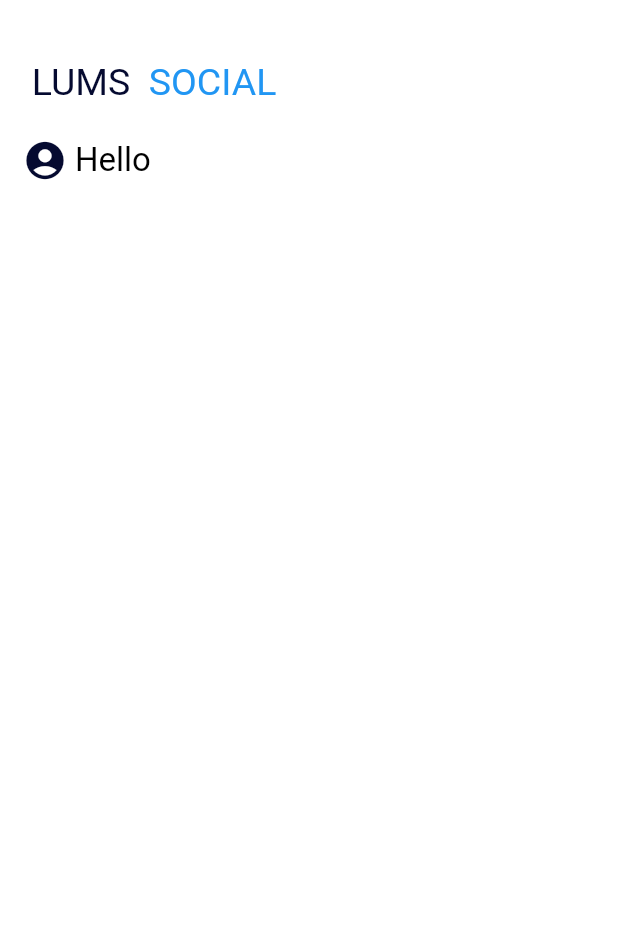
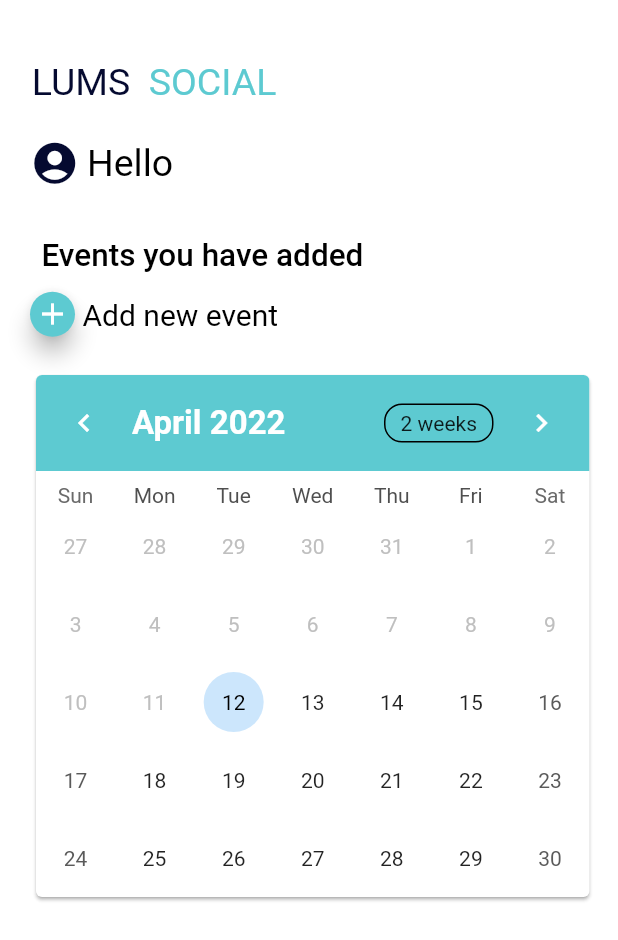
Before and after one commit to meh-noor/LUMS-Social, a Flutter app: the admin screen opened directly, on a phone screen of 412 x 824 dp. Shown: the top 940 px of the screen. Run offline on Flutter 3.47's test engine with Material 2 defaults, Android fonts, the phone set to English and light mode, and no system bars; drawn by our look-alikes of table_calendar; our stand-ins replace cloud_firestore, firebase_auth, firebase_core, firebase_storage, flutter_form_builder, image_picker; accounts and stored records are empty; Roboto replaces fonts that are missing (Poppins).

Commit message:
working on admin dashboard

```diff
--- a/lib/screens/Admin/adminDashboard.dart
+++ b/lib/screens/Admin/adminDashboard.dart
@@ -1,6 +1,8 @@
 import 'package:flutter/material.dart';
+import 'package:table_calendar/table_calendar.dart';
 import 'package:lums_social_app2/services/auth.dart';
 import 'package:lums_social_app2/widget/button_widget.dart';
+import 'package:lums_social_app2/screens/Admin/addEvent.dart';
 // import 'package:lums_social_app2/widget/email_field_widget.dart';
 // import 'package:lums_social_app2/widget/password_field_widget.dart';
 
@@ -10,6 +12,7 @@ class admin extends StatefulWidget {
 }
 
 class _adminState extends State<admin> {
+  // CalendarController _calendarController = CalendarController();
   @override
   Widget build(BuildContext context) {
     return Scaffold(
@@ -25,9 +28,25 @@ class _adminState extends State<admin> {
                 )),
             Padding(
               padding: const EdgeInsets.only(
-                  left: 15.0, right: 15.0, bottom: 10.0, top: 10.0),
+                  left: 20.0, right: 15.0, bottom: 10.0, top: 10.0),
               child: greetingRow(),
             ),
+            const SizedBox(height: 20),
+            Align(
+              alignment: Alignment(-0.72, -0.1),
+              child: addedEvents(),
+            ),
+            Padding(
+              padding: const EdgeInsets.only(
+                  left: 20.0, right: 15.0, bottom: 10.0, top: 10.0),
+              child: addButton(context),
+            ),
+            Padding(
+              padding: const EdgeInsets.only(
+                  left: 20.0, right: 15.0, bottom: 10.0, top: 10.0),
+              child: viewCalender(),
+            ),
+            // addedEvents(),
           ],
         ));
   }
@@ -47,7 +66,7 @@ Widget mainText() => RichText(
             text: ' SOCIAL ',
             style: TextStyle(
               fontFamily: 'Poppins',
-              color: Colors.blue,
+              color: Color(0xFF5DCAD1),
               fontSize: 25,
             ),
             // child: Align(
@@ -57,7 +76,7 @@ Widget mainText() => RichText(
 
 Widget greetingRow() => Row(
       children: [
-        Icon(Icons.account_circle_rounded, size: 30, color: Color(0xFF050A30)),
+        Icon(Icons.account_circle_rounded, size: 33, color: Color(0xFF050A30)),
         Padding(
             padding: EdgeInsets.all(5.0),
             child: Text(
@@ -65,9 +84,105 @@ Widget greetingRow() => Row(
               style: TextStyle(
                 fontFamily: 'Poppins',
                 color: Colors.black,
-                fontSize: 22,
+                fontSize: 25,
                 // padding: const EdgeInsets.all(15.0),
               ),
             )),
       ],
     );
+
+Widget addedEvents() => Text(
+      'Events you have added',
+      style: TextStyle(
+          fontFamily: 'Poppins',
+          color: Colors.black,
+          fontSize: 21,
+          fontWeight: FontWeight.w500
+          // padding: const EdgeInsets.all(15.0),
+          ),
+    );
+
+// Widget listEvents(context) => Container(
+//       padding: EdgeInsets.symmetric(horizontal: 16.0, vertical: 24.0),
+//       height: MediaQuery.of(context).size.height * 0.35,
+//       child: ListView.builder(
+//           scrollDirection: Axis.horizontal,
+//           itemCount: numbers.length,
+//           itemBuilder: (context, index) {
+//             return Container(
+//               width: MediaQuery.of(context).size.width * 0.6,
+//               child: Card(
+//                 color: Colors.blue,
+//                 child: Container(
+//                   child: Center(
+//                       child: Text(
+//                     numbers[index].toString(),
+//                     style: TextStyle(color: Colors.white, fontSize: 36.0),
+//                   )),
+//                 ),
+//               ),
+//             );
+//           }),
+//     );
+
+Widget addButton(context) => Row(
+      children: [
+        Container(
+            height: 30.0,
+            width: 30.0,
+            child: FloatingActionButton(
+                backgroundColor: Color(0xFF5DCAD1),
+                child: Icon(Icons.add),
+                onPressed: () async {
+                  Navigator.push(
+                    context,
+                    MaterialPageRoute(builder: (context) => AddEvent()),
+                  );
+                })),
+        Padding(
+            padding: EdgeInsets.all(5.0),
+            child: Text(
+              'Add new event',
+              style: TextStyle(
+                fontFamily: 'Poppins',
+                color: Colors.black,
+                fontSize: 20,
+                // padding: const EdgeInsets.all(15.0),
+              ),
+            )),
+      ],
+    );
+
+Widget viewCalender() => Card(
+    clipBehavior: Clip.antiAlias,
+    shadowColor: Colors.grey,
+    child: TableCalendar(
+      firstDay: DateTime.utc(2022, 4, 12),
+      lastDay: DateTime.utc(2040, 3, 14),
+      focusedDay: DateTime.now(),
+      calendarFormat: CalendarFormat.month,
+      headerStyle: HeaderStyle(
+          decoration: BoxDecoration(
+            color: Color(0xFF5DCAD1),
+          ),
+          headerMargin: EdgeInsets.only(bottom: 8.0),
+          titleTextStyle: TextStyle(
+            color: Colors.white,
+            fontSize: 22,
+            fontWeight: FontWeight.bold,
+          ),
+          leftChevronIcon: Icon(Icons.chevron_left, color: Colors.white),
+          rightChevronIcon: Icon(Icons.chevron_right, color: Colors.white)),
+
+      // CALENDER STYLE EDITOR
+      calendarStyle: CalendarStyle(
+        todayTextStyle: TextStyle(
+          color: Colors.black,
+        ),
+        todayDecoration: BoxDecoration(
+            color: Color.fromARGB(255, 204, 230, 252), shape: BoxShape.circle),
+      ),
+
+      // CALENDER BUILDER
+      calendarBuilders: CalendarBuilders(),
+    ));
--- a/lib/screens/Admin/editEvent.dart
+++ b/lib/screens/Admin/editEvent.dart
@@ -176,7 +176,7 @@ class _EditEventState extends State<EditEvent> {
 }
 
 Widget blueDecor() => Image(
-      image: AssetImage('images/background.png'),
+      image: AssetImage('images/editbackground.png'),
       fit: BoxFit.cover,
       height: 250,
       width: 600,
--- a/lib/screens/auth/sign_in.dart
+++ b/lib/screens/auth/sign_in.dart
@@ -123,7 +123,7 @@ class _SignInState extends State<SignIn> {
       onClicked: () async {
         Navigator.push(
           context,
-          MaterialPageRoute(builder: (context) => EditEvent()),
+          MaterialPageRoute(builder: (context) => admin()),
         );
       });
 
```
